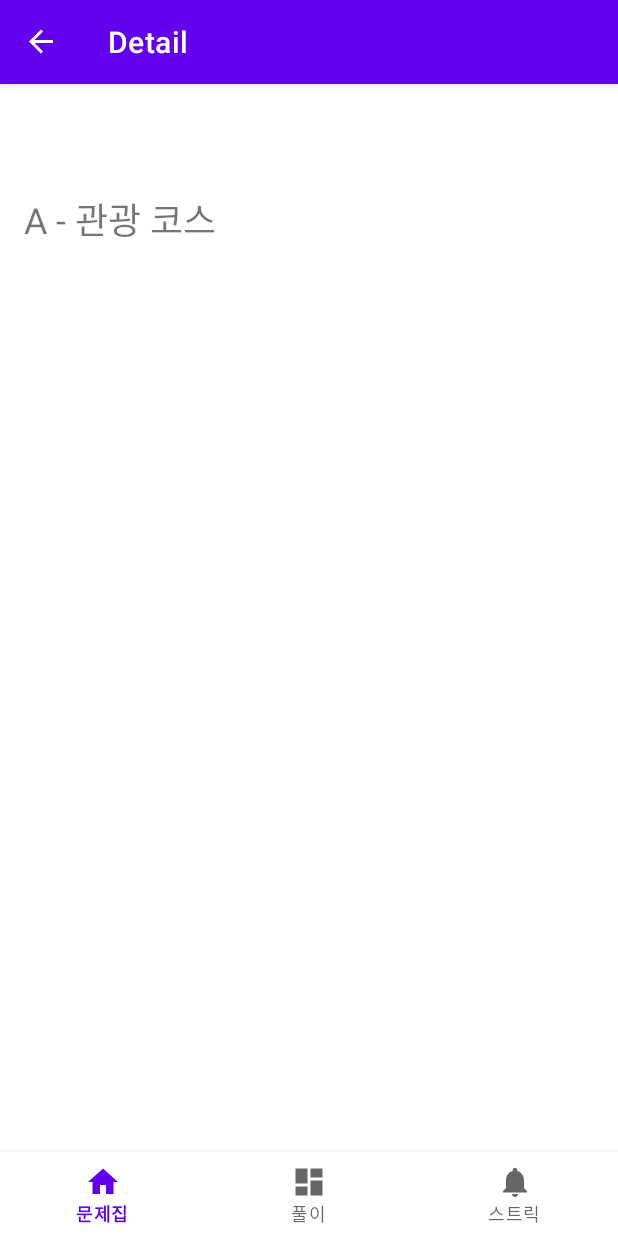
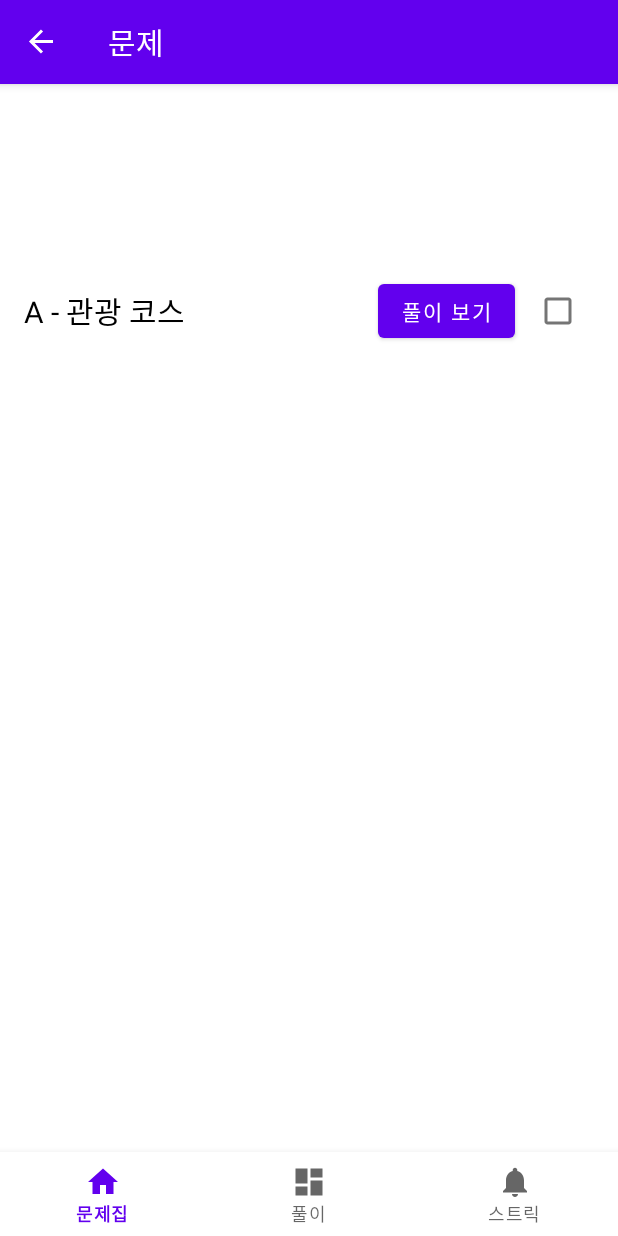
Before and after one commit to mathison0/madcamp1, an Android app: the screen it shows after launch (MainActivity), after a tap on "A - 관광 코스", on a phone screen of 412 x 824 dp. Run offline under Robolectric (Android 15) with nearby library versions, the phone set to English and light mode, and no system bars; our stand-ins replace data binding, navigation-ui.

Commit message:
detail페이지 상단

```diff
--- a/app/src/main/java/com/example/madcamp1/ui/detail/DetailFragment.kt
+++ b/app/src/main/java/com/example/madcamp1/ui/detail/DetailFragment.kt
@@ -1,9 +1,11 @@
 package com.example.madcamp1.ui.detail
 
 import android.os.Bundle
+import android.util.Log
 import android.view.LayoutInflater
 import android.view.View
 import android.view.ViewGroup
+import android.widget.Toast
 import androidx.fragment.app.Fragment
 import com.example.madcamp1.databinding.FragmentDetailBinding
 
@@ -17,9 +19,26 @@ class DetailFragment : Fragment() {
         savedInstanceState: Bundle?
     ): View {
         _binding = FragmentDetailBinding.inflate(inflater, container, false)
+        Log.d("DetailFragment", "binding.textViewTitle: ${binding.textViewTitle}")
 
-        val problemName = arguments?.getString("problem_name")
+        val problemName = DetailFragmentArgs.fromBundle(requireArguments()).problemName
+        Log.d("DetailFragment", "현재 전달받은 문제 이름: $problemName")
+
         binding.textViewTitle.text = problemName ?: "문제 정보 없음"
+
+        binding.buttonSolution.setOnClickListener {
+            Toast.makeText(context, "풀이로 이동합니다", Toast.LENGTH_SHORT).show()
+
+        }
+
+        binding.checkBoxSolved.setOnCheckedChangeListener { _, isChecked ->
+            if (isChecked) {
+                Toast.makeText(context, "풀었음", Toast.LENGTH_SHORT).show()
+            } else {
+                Toast.makeText(context, "체크 해제", Toast.LENGTH_SHORT).show()
+            }
+        }
+
 
         return binding.root
     }
--- a/app/src/main/res/layout/fragment_detail.xml
+++ b/app/src/main/res/layout/fragment_detail.xml
@@ -1,19 +1,51 @@
 <?xml version="1.0" encoding="utf-8"?>
+<layout xmlns:android="http://schemas.android.com/apk/res/android"
+    xmlns:app="http://schemas.android.com/apk/res-auto">
+
     <androidx.constraintlayout.widget.ConstraintLayout
-    xmlns:android="http://schemas.android.com/apk/res/android"
-    xmlns:app="http://schemas.android.com/apk/res-auto"
         android:layout_width="match_parent"
-    android:layout_height="match_parent">
+        android:layout_height="match_parent"
+        android:paddingTop="?attr/actionBarSize"
+        android:fitsSystemWindows="true">
 
+        <!-- 문제 제목 -->
         <TextView
             android:id="@+id/textViewTitle"
-        android:layout_width="174dp"
-        android:layout_height="43dp"
-        android:layout_margin="16dp"
+            android:layout_width="0dp"
+            android:layout_height="wrap_content"
+            android:text="문제 제목"
+            android:textSize="20sp"
+            android:textColor="#000000"
             android:layout_marginStart="16dp"
-        android:layout_marginTop="16dp"
-        android:text="문제 제목"
-        android:textSize="24sp"
+            android:layout_marginTop="24dp"
+            android:layout_marginEnd="8dp"
+            app:layout_constraintTop_toTopOf="parent"
             app:layout_constraintStart_toStartOf="parent"
-        app:layout_constraintTop_toTopOf="parent" />
+            app:layout_constraintEnd_toStartOf="@id/checkBoxSolved"
+            app:layout_constraintHorizontal_bias="0" />
+
+        <!-- 풀이 연결 버튼-->
+        <Button
+            android:id="@+id/buttonSolution"
+            android:layout_width="wrap_content"
+            android:layout_height="wrap_content"
+            android:layout_marginStart="252dp"
+            android:text="풀이 보기"
+            app:layout_constraintBottom_toBottomOf="@id/checkBoxSolved"
+            app:layout_constraintStart_toStartOf="parent"
+            app:layout_constraintTop_toTopOf="@id/checkBoxSolved"
+            app:layout_constraintVertical_bias="1.0" />
+
+        <!-- 체크박스 -->
+        <CheckBox
+            android:id="@+id/checkBoxSolved"
+            android:layout_width="wrap_content"
+            android:layout_height="wrap_content"
+            android:text=""
+            android:layout_marginEnd="16dp"
+            app:layout_constraintTop_toTopOf="@id/textViewTitle"
+            app:layout_constraintBottom_toBottomOf="@id/textViewTitle"
+            app:layout_constraintEnd_toEndOf="parent" />
+
     </androidx.constraintlayout.widget.ConstraintLayout>
+</layout>
--- a/app/src/main/res/navigation/mobile_navigation.xml
+++ b/app/src/main/res/navigation/mobile_navigation.xml
@@ -51,9 +51,10 @@
     <fragment
         android:id="@+id/navigation_detail"
         android:name="com.example.madcamp1.ui.detail.DetailFragment"
-        android:label="Detail">
+        android:label="문제"
+        tools:layout="@layout/fragment_detail">
         <argument
-            android:name="problem_name"
+            android:name="problemName"
             app:argType="string" />
     </fragment>
 
```
Also changed, not shown: app/src/main/assets/problems.json (+13 -14 lines). Lines whose indentation alone changed are shown as unchanged.
